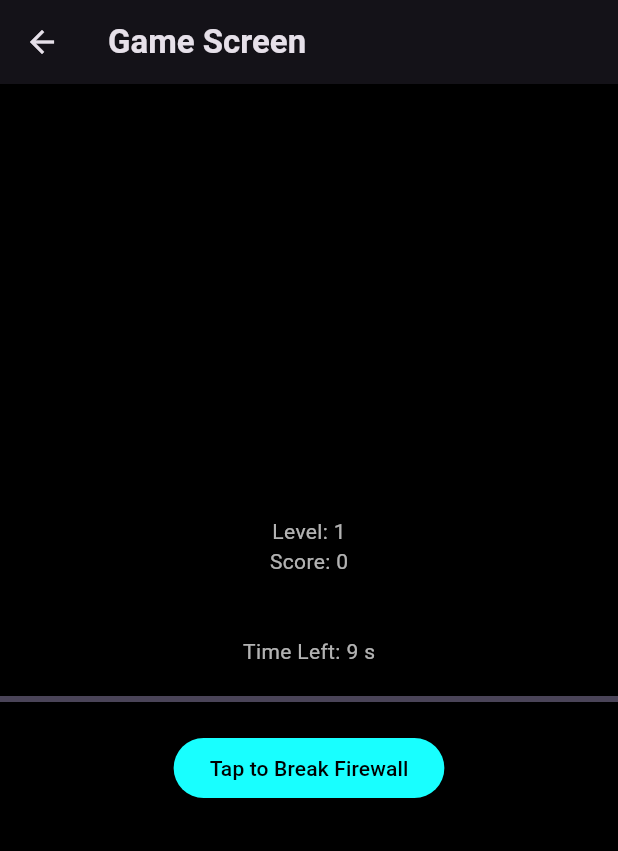
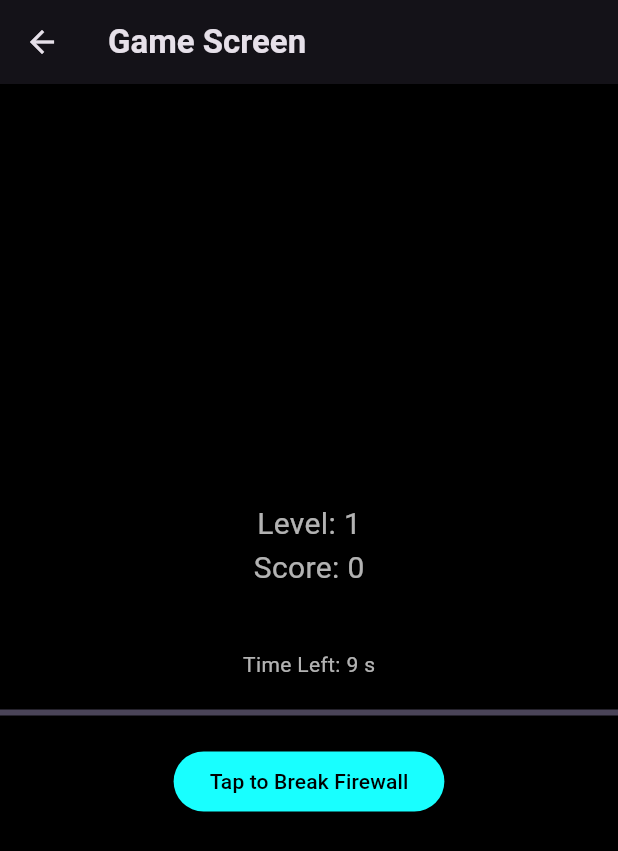
Before and after one commit to Johnson1255/CodeHacker, a Flutter app: the GameScreen screen opened by its route, on a phone screen of 412 x 824 dp. Shown: the top 851 px of the screen. Run offline on Flutter 3.47's test engine with Material 3 defaults, Android fonts, the phone set to English and light mode, and no system bars; our stand-ins replace shared_preferences; accounts and stored records are empty; statements that could not run were skipped.

Commit message:
style: Estilos para botones y texto

```diff
--- a/code_hacker/lib/screens/game.dart
+++ b/code_hacker/lib/screens/game.dart
@@ -290,8 +290,14 @@ class _GameScreenState extends State<GameScreen> {
         child: Column(
           mainAxisAlignment: MainAxisAlignment.center,
           children: [
-            Text('Level: $_currentLevel'),
-            Text('Score: $_score'),
+            Text(
+              'Level: $_currentLevel',
+              style: const TextStyle(fontSize: 20, color: Colors.white70),
+            ),
+            Text(
+              'Score: $_score',
+              style: const TextStyle(fontSize: 20, color: Colors.white70),
+            ),
             miniGameWidget, // Display the current mini-game widget
           ],
         ),
```
Also changed, not shown: code_hacker/lib/screens/home.dart (+17 -0 lines), code_hacker/lib/screens/splash.dart (+6 -1 lines).
